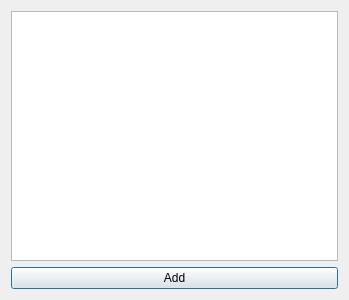
Qt form dlgmisc.ui (ic005k/OCAuxiliaryTools) before a commit.
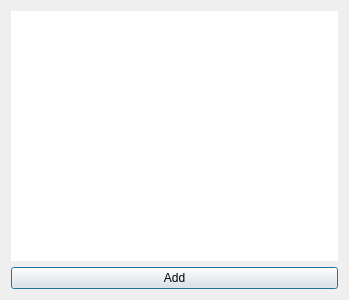
The same form after that commit.

What changed in the file:
```diff
--- a/dlgmisc.ui
+++ b/dlgmisc.ui
@@ -15,7 +15,11 @@
   </property>
   <layout class="QGridLayout" name="gridLayout">
    <item row="0" column="0">
-    <widget class="QListWidget" name="listWidget"/>
+    <widget class="QListWidget" name="listWidget">
+     <property name="frameShape">
+      <enum>QFrame::NoFrame</enum>
+     </property>
+    </widget>
    </item>
    <item row="1" column="0">
     <widget class="QPushButton" name="btnAdd">
```
